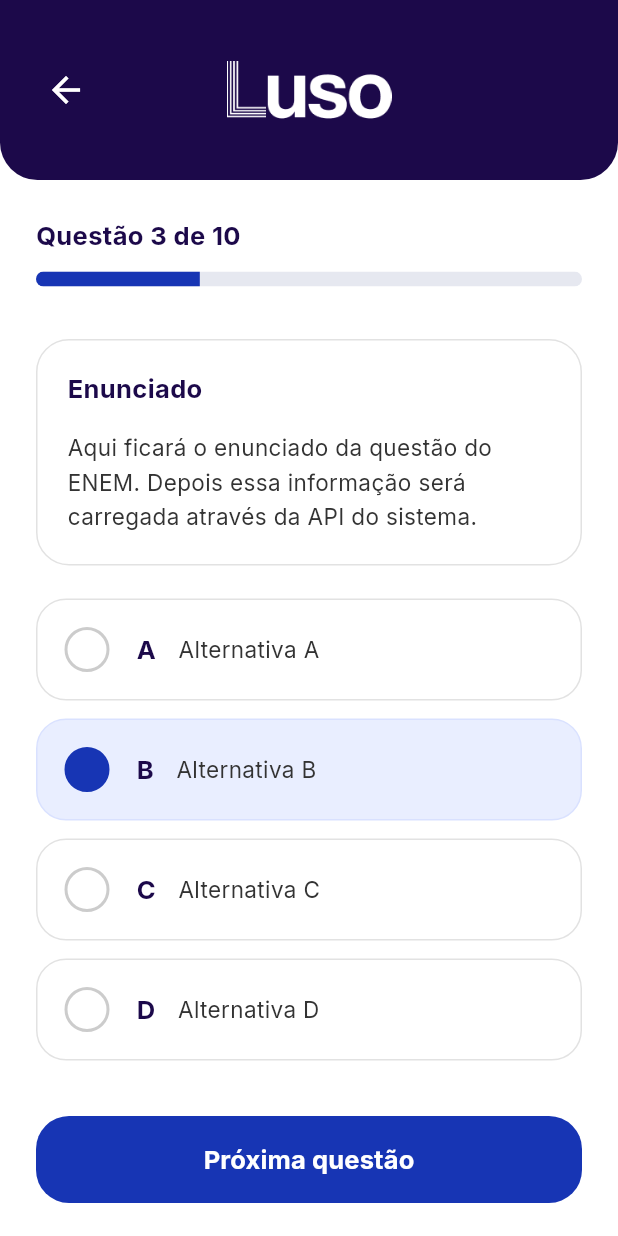
After one commit to Eric-Nogueira/Luso, a Flutter app: the QuestionPage screen opened by its route, on a phone screen of 412 x 824 dp. The commit adds this screen. Run offline on Flutter 3.47's test engine with Material 3 defaults, Android fonts, the phone set to English and light mode, and no system bars; our stand-ins replace connectivity_plus, get; accounts and stored records are empty.

Commit message:
Adição da tela de questões

```diff
--- a/analysis_options.yaml
+++ b/analysis_options.yaml
@@ -7,6 +7,15 @@
 
 # The following line activates a set of recommended lints for Flutter apps,
 # packages, and plugins designed to encourage good coding practices.
+analyzer:
+  exclude:
+    - build/**
+    - android/**
+    - ios/**
+    - web/**
+    - windows/**
+    - macos/**
+    - linux/**
 include: package:flutter_lints/flutter.yaml
 
 linter:
--- a/lib/AppWidget.dart
+++ b/lib/AppWidget.dart
@@ -7,6 +7,7 @@ import 'package:luso/pages/login/forgetpassword/ForgetPassword.dart';
 import 'package:luso/pages/signin/SignIn.dart';
 import 'package:luso/pages/login/forgetpassword/SendEmail.dart';
 import 'package:luso/pages/special/Offline.dart';
+import 'package:luso/pages/QuestionPage.dart';
 
 class MyApp extends StatelessWidget {
   const MyApp({super.key});
@@ -29,6 +30,7 @@ class MyApp extends StatelessWidget {
         '/forget_password': (context) => const ForgetPasswordPage(),
         '/signin': (context) => const SigninPage(),
         '/offline': (context) => const OfflinePage(),
+        '/questions': (context) => const QuestionPage(),
       },
     );
   }
--- a/lib/pages/HomePage.dart
+++ b/lib/pages/HomePage.dart
@@ -211,6 +211,7 @@ class PageContent extends StatelessWidget {
                           icon: Icons.school,
                           title: 'Fase Simples',
                           description: 'Gabarite o básico!',
+                          route: '/questions',
                           context: context,
                         ),
 
@@ -220,6 +221,7 @@ class PageContent extends StatelessWidget {
                           icon: Icons.menu_book,
                           title: 'Fase Média',
                           description: 'Aumente o seu nível!',
+                          route: '/questions',
                           context: context,
                         ),
 
@@ -229,6 +231,7 @@ class PageContent extends StatelessWidget {
                           icon: Icons.emoji_events,
                           title: 'Fase Difícil',
                           description: 'Mostre o que você sabe!',
+                          route: '/questions',
                           context: context,
                         ),
                       ],
--- /dev/null
+++ b/lib/pages/QuestionPage.dart
@@ -0,0 +1,327 @@
+import 'package:flutter/material.dart';
+
+class QuestionPage extends StatefulWidget {
+  const QuestionPage({super.key});
+
+  @override
+  State<QuestionPage> createState() => _QuestionPageState();
+}
+
+class _QuestionPageState extends State<QuestionPage> {
+  int currentQuestion = 3;
+  final int totalQuestions = 10;
+  String? selectedAnswer = 'B';
+
+  @override
+  Widget build(BuildContext context) {
+    double progress = currentQuestion / totalQuestions;
+
+    return Scaffold(
+      backgroundColor: Colors.white,
+      body: SafeArea(
+        child: Column(
+          children: [
+            // CABEÇALHO
+            Container(
+              width: double.infinity,
+              height: 120,
+              padding: const EdgeInsets.symmetric(horizontal: 20),
+              decoration: const BoxDecoration(
+                color: Color(0xFF1C094A),
+                borderRadius: BorderRadius.only(
+                  bottomLeft: Radius.circular(25),
+                  bottomRight: Radius.circular(25),
+                ),
+              ),
+              child: Row(
+                children: [
+                  // BOTÃO VOLTAR
+                  IconButton(
+                    onPressed: () {
+                      Navigator.pop(context);
+                    },
+                    icon: const Icon(
+                      Icons.arrow_back,
+                      color: Colors.white,
+                      size: 28,
+                    ),
+                  ),
+
+                  // LOGO DO LUSO
+                  const Expanded(
+                    child: Center(
+                      child: Image(
+                        image: AssetImage(
+                          'assets/img/logo/LOGO_LUSO_LIGHT.png',
+                        ),
+                        width: 110,
+                        height: 55,
+                        fit: BoxFit.contain,
+                      ),
+                    ),
+                  ),
+
+                  // ESPAÇO PARA CENTRALIZAR A LOGO
+                  const SizedBox(width: 48),
+                ],
+              ),
+            ),
+
+            // CONTEÚDO
+            Expanded(
+              child: SingleChildScrollView(
+                padding: const EdgeInsets.fromLTRB(
+                  24,
+                  25,
+                  24,
+                  30,
+                ),
+                child: Center(
+                  child: ConstrainedBox(
+                    constraints: const BoxConstraints(
+                      maxWidth: 700,
+                    ),
+                    child: Column(
+                      crossAxisAlignment: CrossAxisAlignment.start,
+                      children: [
+                        // QUESTÃO X DE 10
+                        Text(
+                          'Questão $currentQuestion de $totalQuestions',
+                          style: const TextStyle(
+                            fontFamily: 'Inter',
+                            fontSize: 17,
+                            fontWeight: FontWeight.bold,
+                            color: Color(0xFF1C094A),
+                          ),
+                        ),
+
+                        const SizedBox(height: 12),
+
+                        // BARRA DE PROGRESSO
+                        ClipRRect(
+                          borderRadius: BorderRadius.circular(10),
+                          child: LinearProgressIndicator(
+                            value: progress,
+                            minHeight: 10,
+                            backgroundColor: Color(0xFFE6E8F0),
+                            valueColor:
+                                const AlwaysStoppedAnimation<Color>(
+                              Color(0xFF1735B4),
+                            ),
+                          ),
+                        ),
+
+                        const SizedBox(height: 35),
+
+                        // CARD DO ENUNCIADO
+                        Container(
+                          width: double.infinity,
+                          padding: const EdgeInsets.all(20),
+                          decoration: BoxDecoration(
+                            color: Colors.white,
+                            borderRadius: BorderRadius.circular(22),
+                            border: Border.all(
+                              color: const Color(0xFFE2E2E2),
+                            ),
+                          ),
+                          child: const Column(
+                            crossAxisAlignment:
+                                CrossAxisAlignment.start,
+                            children: [
+                              Text(
+                                'Enunciado',
+                                style: TextStyle(
+                                  fontFamily: 'Inter',
+                                  fontSize: 17,
+                                  fontWeight: FontWeight.bold,
+                                  color: Color(0xFF1C094A),
+                                ),
+                              ),
+
+                              SizedBox(height: 16),
+
+                              Text(
+                                'Aqui ficará o enunciado da questão do ENEM. '
+                                'Depois essa informação será carregada através '
+                                'da API do sistema.',
+                                style: TextStyle(
+                                  fontFamily: 'Inter',
+                                  fontSize: 15,
+                                  color: Color(0xFF333333),
+                                  height: 1.5,
+                                ),
+                              ),
+                            ],
+                          ),
+                        ),
+
+                        const SizedBox(height: 22),
+
+                        // ALTERNATIVAS
+                        answerButton(
+                          letter: 'A',
+                          text: 'Alternativa A',
+                        ),
+
+                        answerButton(
+                          letter: 'B',
+                          text: 'Alternativa B',
+                        ),
+
+                        answerButton(
+                          letter: 'C',
+                          text: 'Alternativa C',
+                        ),
+
+                        answerButton(
+                          letter: 'D',
+                          text: 'Alternativa D',
+                        ),
+
+                        const SizedBox(height: 25),
+
+                        // BOTÃO PRÓXIMA QUESTÃO
+                        SizedBox(
+                          width: double.infinity,
+                          height: 58,
+                          child: ElevatedButton(
+                            onPressed: () {
+                              nextQuestion();
+                            },
+                            style: ElevatedButton.styleFrom(
+                              backgroundColor:
+                                  const Color(0xFF1735B4),
+                              foregroundColor: Colors.white,
+                              shape: RoundedRectangleBorder(
+                                borderRadius:
+                                    BorderRadius.circular(22),
+                              ),
+                              elevation: 0,
+                            ),
+                            child: const Text(
+                              'Próxima questão',
+                              style: TextStyle(
+                                fontFamily: 'Inter',
+                                fontSize: 17,
+                                fontWeight: FontWeight.bold,
+                              ),
+                            ),
+                          ),
+                        ),
+                      ],
+                    ),
+                  ),
+                ),
+              ),
+            ),
+          ],
+        ),
+      ),
+    );
+  }
+
+  // BOTÃO DAS ALTERNATIVAS
+  Widget answerButton({
+    required String letter,
+    required String text,
+  }) {
+    bool isSelected = selectedAnswer == letter;
+
+    return GestureDetector(
+      onTap: () {
+        setState(() {
+          selectedAnswer = letter;
+        });
+      },
+      child: Container(
+        width: double.infinity,
+        margin: const EdgeInsets.only(bottom: 12),
+        padding: const EdgeInsets.symmetric(
+          horizontal: 18,
+          vertical: 18,
+        ),
+        decoration: BoxDecoration(
+          color: isSelected
+              ? const Color(0xFFE9EEFF)
+              : Colors.white,
+          borderRadius: BorderRadius.circular(20),
+          border: Border.all(
+            color: isSelected
+                ? const Color(0xFFD9E1FF)
+                : const Color(0xFFE2E2E2),
+          ),
+        ),
+        child: Row(
+          children: [
+            // CÍRCULO DA ALTERNATIVA
+            Container(
+              width: 30,
+              height: 30,
+              decoration: BoxDecoration(
+                shape: BoxShape.circle,
+                color: isSelected
+                    ? const Color(0xFF1735B4)
+                    : Colors.white,
+                border: Border.all(
+                  color: isSelected
+                      ? const Color(0xFF1735B4)
+                      : const Color(0xFFCCCCCC),
+                  width: 2,
+                ),
+              ),
+            ),
+
+            const SizedBox(width: 18),
+
+            // LETRA
+            Text(
+              letter,
+              style: const TextStyle(
+                fontFamily: 'Inter',
+                fontSize: 17,
+                fontWeight: FontWeight.bold,
+                color: Color(0xFF1C094A),
+              ),
+            ),
+
+            const SizedBox(width: 15),
+
+            // TEXTO DA ALTERNATIVA
+            Expanded(
+              child: Text(
+                text,
+                style: const TextStyle(
+                  fontFamily: 'Inter',
+                  fontSize: 15,
+                  color: Color(0xFF333333),
+                ),
+              ),
+            ),
+          ],
+        ),
+      ),
+    );
+  }
+
+  // PRÓXIMA QUESTÃO
+  void nextQuestion() {
+    if (selectedAnswer == null) {
+      ScaffoldMessenger.of(context).showSnackBar(
+        const SnackBar(
+          content: Text(
+            'Selecione uma alternativa antes de continuar.',
+          ),
+        ),
+      );
+
+      return;
+    }
+
+    if (currentQuestion < totalQuestions) {
+      setState(() {
+        currentQuestion++;
+        selectedAnswer = null;
+      });
+    }
+  }
+}
```
Also changed, not shown: pubspec.lock, 8 other files.
